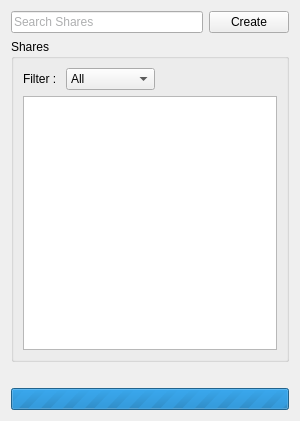
maidsafe-archive/MaidSafe-Encrypt, file src/qt/ui/user_shares_panel.ui: the form before one commit.
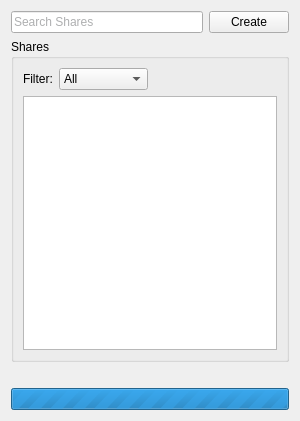
The form after the commit.

The edit to the form file:
```diff
--- a/src/qt/ui/user_shares_panel.ui
+++ b/src/qt/ui/user_shares_panel.ui
@@ -88,7 +88,7 @@
           <item>
            <widget class="QLabel" name="label">
             <property name="text">
-             <string>Filter : </string>
+             <string>Filter:</string>
             </property>
            </widget>
           </item>
```
